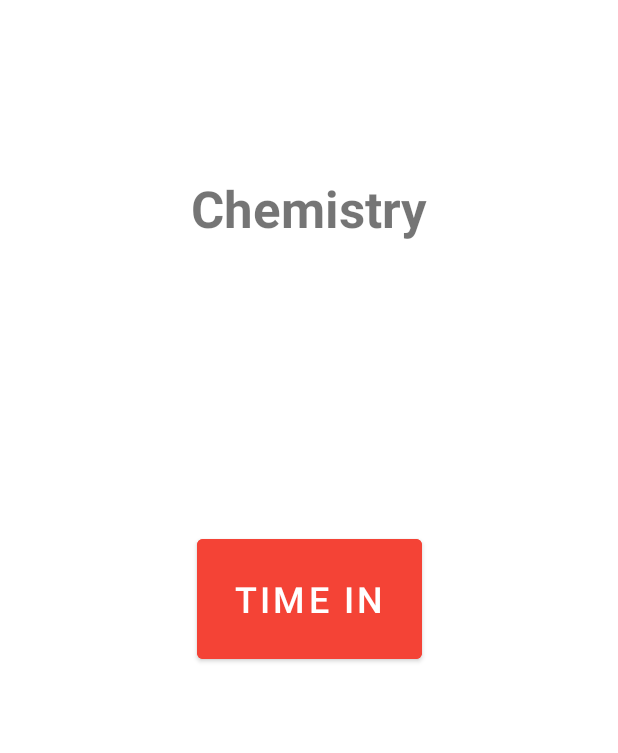
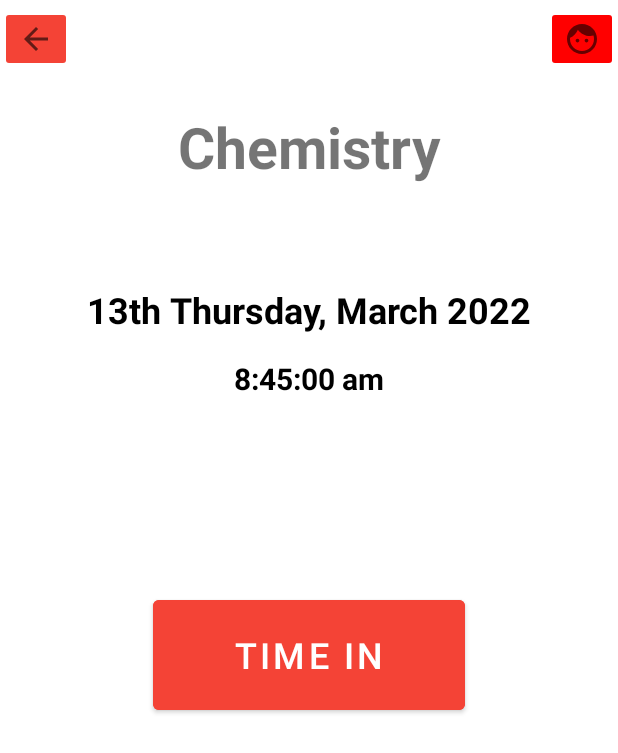
Before and after one commit to stargazer39/BodiCount, an Android app: the layout activity_attendance_marking_online.xml on its own in the app's theme, with its tools: preview values and no code run, on a phone screen of 412 x 824 dp. Shown: the top 753 px of the screen. Run offline under Robolectric (Android 15) with nearby library versions, the phone set to English and light mode, and no system bars.

Commit message:
Attendance Final Changes

```diff
--- a/app/src/main/java/com/bodicount/student/attendanceMarkingOnline.java
+++ b/app/src/main/java/com/bodicount/student/attendanceMarkingOnline.java
@@ -3,24 +3,37 @@ package com.bodicount.student;
 import androidx.annotation.NonNull;
 import androidx.appcompat.app.AppCompatActivity;
 
+import android.content.Intent;
 import android.os.Bundle;
+import android.os.Handler;
 import android.view.View;
+import android.widget.Button;
+import android.widget.TextView;
 import android.widget.Toast;
 
+import com.bodicount.Attendance_homepage;
 import com.bodicount.R;
 import com.bodicount.commons.Attendance;
 import com.google.android.gms.tasks.OnCompleteListener;
 import com.google.android.gms.tasks.Task;
 import com.google.firebase.auth.FirebaseAuth;
 import com.google.firebase.auth.FirebaseUser;
+import com.google.firebase.firestore.DocumentSnapshot;
 import com.google.firebase.firestore.FirebaseFirestore;
+import com.google.firebase.firestore.QuerySnapshot;
+
 import org.joda.time.DateTime;
+
+import java.text.DateFormat;
+import java.text.SimpleDateFormat;
+import java.util.Calendar;
 
 public class attendanceMarkingOnline extends AppCompatActivity {
     private FirebaseAuth sAuth;
     private FirebaseUser user;
     private FirebaseFirestore db;
 
+//    private Button btn;
 
 
     @Override
@@ -31,6 +44,26 @@ public class attendanceMarkingOnline extends AppCompatActivity {
         db = FirebaseFirestore.getInstance();
         sAuth = FirebaseAuth.getInstance();
         user = sAuth.getCurrentUser();
+
+        // Update time thread
+        getDateTime2();
+        Handler handler = new Handler();
+        Runnable runnable = new Runnable() {
+            @Override
+            public void run() {
+                try{
+                    getDateTime2();
+                }catch (Exception e){
+                    e.printStackTrace();
+                }
+
+                handler.postDelayed(this, 1000);
+            }
+        };
+        handler.postDelayed(runnable, 1000);
+
+//        btn = (Button) findViewById(R.id.timeInBtn);
+//        btn.setOnClickListener((View.OnClickListener) this);
     }
 
 
@@ -42,11 +75,26 @@ public class attendanceMarkingOnline extends AppCompatActivity {
 
     public void onTimeInCLick(View view){
         try{
+
             Attendance currentAttendance = new Attendance();
             currentAttendance.setDateTime(DateTime.now().toString());
+            currentAttendance.setUserID(user.getUid());
+
+            db.collection("user")
+            .document(sAuth.getUid())
+            .get()
+            .addOnCompleteListener(new OnCompleteListener<DocumentSnapshot>() {
+                @Override
+                public void onComplete(@NonNull Task<DocumentSnapshot> task) {
+                    if(task.isSuccessful()){
+                        Student currentStudent = task.getResult().toObject(Student.class);
+                        currentAttendance.setTimeTableID(currentStudent.getTimetableID());
+                        currentAttendance.setOrganizerID(currentStudent.getOrganizerID());
+                        //currentAttendance.setTimeSlotID();
+
 
                         db.collection("attendance")
-                .document(sAuth.getCurrentUser().getUid())
+                                .document()
                                 .set(currentAttendance)
                                 .addOnCompleteListener(new OnCompleteListener<Void>() {
                                     @Override
@@ -58,9 +106,46 @@ public class attendanceMarkingOnline extends AppCompatActivity {
                                         }
                                     }
                                 });
+
+                    }else{
+
+                    }
+                }
+            });
+
+
+
+
     }catch(Exception e){
         showToast(e.getMessage(), Toast.LENGTH_SHORT);
         e.printStackTrace();
     }
+    view.setEnabled(false);
+    Button btn = (Button) view;
+        btn.setText("Attending class");
+    }
+
+    public void getDateTime2(){
+        DateFormat df = new SimpleDateFormat("d 'th' EEEE',' MMM yyyy");
+        DateFormat dt = new SimpleDateFormat(" h:mm:ss a");
+
+        String date = df.format(Calendar.getInstance().getTime());
+        String time = dt.format(Calendar.getInstance().getTime());
+
+        TextView day = (TextView) findViewById(R.id.homepageDate2);
+        day.setText(date);
+        TextView time1 = (TextView) findViewById(R.id.homepageTime2);
+        time1.setText(time);
+    }
+
+    public void backBtn(View view){
+        Intent intent = new Intent(this, Attendance_homepage.class);
+        startActivity(intent);
+
+    }
+
+    public void userProfileBtn(View view){
+        Intent intent = new Intent(this, Attendance_User_Profile.class);
+        startActivity(intent);
     }
 }
--- a/app/src/main/res/layout/activity_attendance_marking_online.xml
+++ b/app/src/main/res/layout/activity_attendance_marking_online.xml
@@ -6,30 +6,85 @@
     android:layout_height="match_parent"
     tools:context=".student.attendanceMarkingOnline">
 
+    <TextView
+        android:id="@+id/homepageTime2"
+        android:layout_width="wrap_content"
+        android:layout_height="wrap_content"
+        android:layout_marginTop="16dp"
+        android:text="@string/homepage_time"
+        android:textColor="#000000"
+        android:textSize="20sp"
+        android:textStyle="bold"
+        app:layout_constraintEnd_toEndOf="parent"
+        app:layout_constraintHorizontal_bias="0.5"
+        app:layout_constraintStart_toStartOf="parent"
+        app:layout_constraintTop_toBottomOf="@+id/homepageDate2" />
+
+    <TextView
+        android:id="@+id/homepageDate2"
+        android:layout_width="wrap_content"
+        android:layout_height="wrap_content"
+        android:layout_marginTop="64dp"
+        android:text="@string/homepage_date"
+        android:textColor="#000000"
+        android:textSize="24sp"
+        android:textStyle="bold"
+        app:layout_constraintEnd_toEndOf="parent"
+        app:layout_constraintHorizontal_bias="0.5"
+        app:layout_constraintStart_toStartOf="parent"
+        app:layout_constraintTop_toBottomOf="@+id/textView30" />
+
     <Button
-        android:id="@+id/button13"
-        android:layout_width="150dp"
-        android:layout_height="92dp"
-        android:layout_marginTop="192dp"
+        android:id="@+id/timeInBtn"
+        android:layout_width="208dp"
+        android:layout_height="85dp"
+        android:layout_marginTop="128dp"
         android:backgroundTint="@color/btn_backgroundcolor"
         android:onClick="onTimeInCLick"
         android:text="@string/attendance_timeinbtn"
         android:textSize="24sp"
         app:layout_constraintEnd_toEndOf="parent"
+        app:layout_constraintHorizontal_bias="0.5"
         app:layout_constraintStart_toStartOf="parent"
-        app:layout_constraintTop_toBottomOf="@+id/textView30" />
+        app:layout_constraintTop_toBottomOf="@+id/homepageTime2" />
 
     <TextView
         android:id="@+id/textView30"
-        android:layout_width="wrap_content"
-        android:layout_height="wrap_content"
-        android:layout_marginTop="116dp"
+        android:layout_width="208dp"
+        android:layout_height="54dp"
+        android:layout_marginTop="72dp"
         android:text="@string/attendance_ongoing_module"
         android:textAlignment="center"
-        android:textSize="34sp"
+        android:textSize="38sp"
         android:textStyle="bold"
         app:layout_constraintEnd_toEndOf="parent"
         app:layout_constraintStart_toStartOf="parent"
         app:layout_constraintTop_toTopOf="parent" />
 
+    <ImageButton
+        android:id="@+id/imageButton3"
+        android:layout_width="wrap_content"
+        android:layout_height="wrap_content"
+        android:layout_marginTop="4dp"
+        android:backgroundTint="@color/btn_backgroundcolor"
+        android:onClick="backBtn"
+        app:layout_constraintEnd_toEndOf="parent"
+        app:layout_constraintHorizontal_bias="0.0"
+        app:layout_constraintStart_toStartOf="parent"
+        app:layout_constraintTop_toTopOf="parent"
+        app:srcCompat="@drawable/ic_baseline_arrow_back_24" />
+
+    <ImageButton
+        android:id="@+id/imageButton4"
+        android:layout_width="wrap_content"
+        android:layout_height="wrap_content"
+        android:layout_marginTop="4dp"
+        android:backgroundTint="@color/deletebtn_backgroundcolor"
+        android:onClick="userProfileBtn"
+        app:layout_constraintEnd_toEndOf="parent"
+        app:layout_constraintHorizontal_bias="1.0"
+        app:layout_constraintStart_toStartOf="parent"
+        app:layout_constraintTop_toTopOf="parent"
+        app:srcCompat="@drawable/ic_baseline_face_24" />
+
 </androidx.constraintlayout.widget.ConstraintLayout>
```
Also changed, not shown: app/src/main/java/com/bodicount/commons/Attendance.java (+22 -0 lines). Lines whose indentation alone changed are shown as unchanged.
